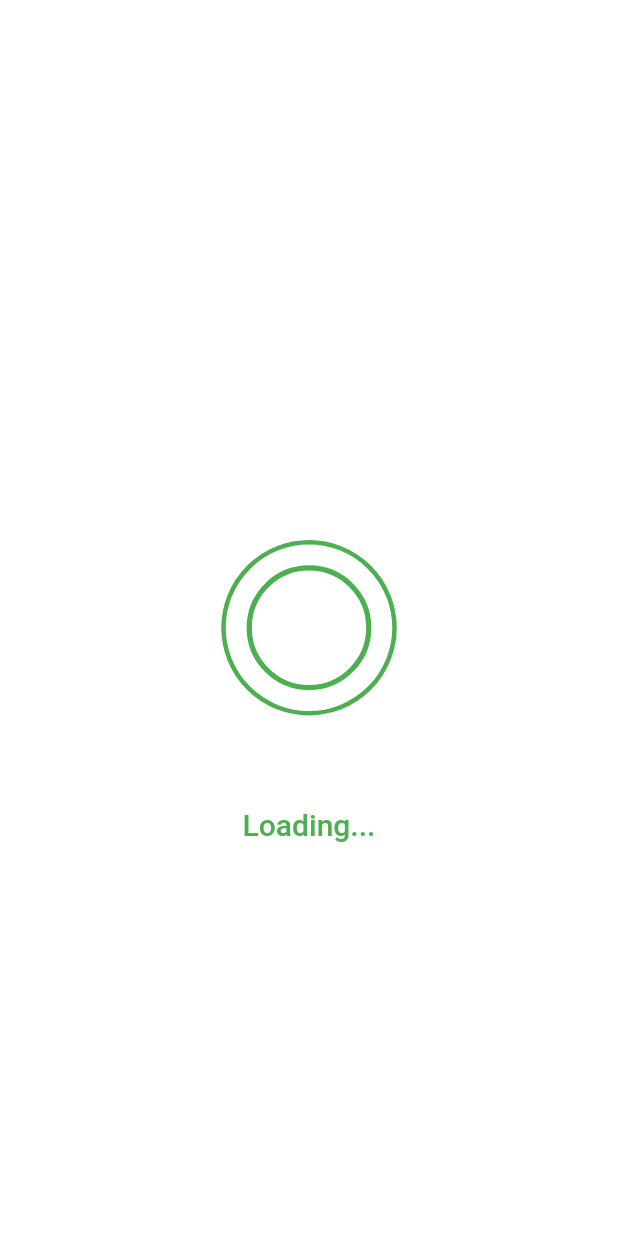
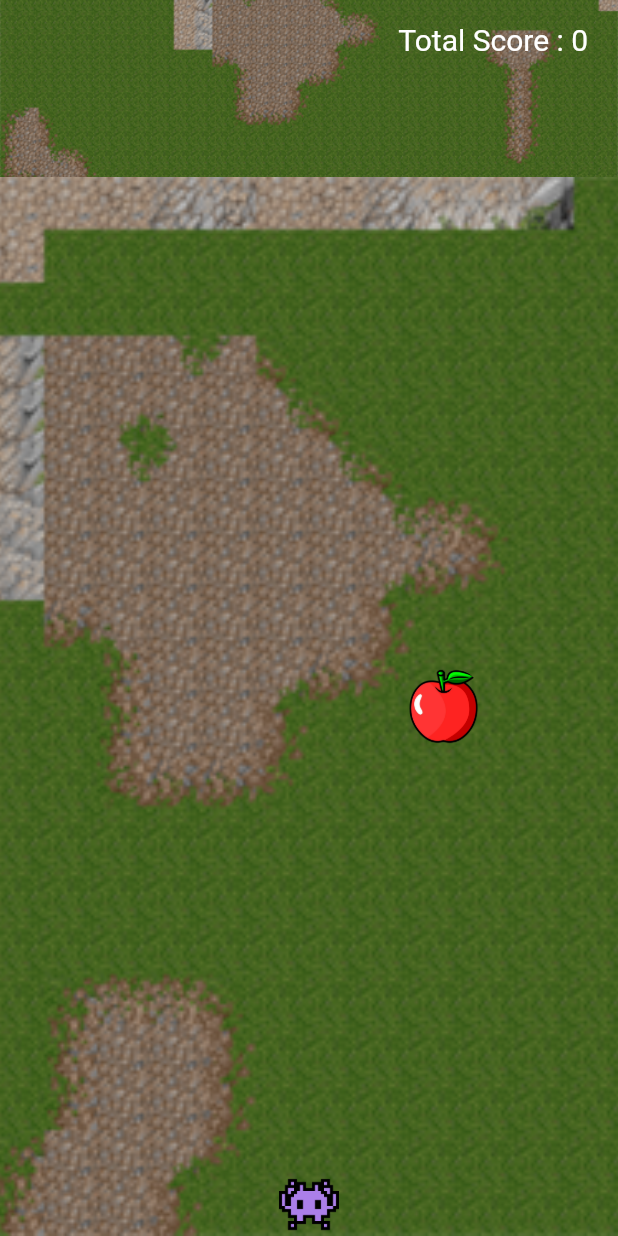
Before and after one commit to anasnaji25/animator, a Flutter app: the screen it shows after launch, on a phone screen of 412 x 824 dp. Run offline on Flutter 3.47's test engine with Material 2 defaults, Android fonts, the light colour scheme and no system bars.

Commit message:
game added

```diff
--- /dev/null
+++ b/lib/game_screens/home_game_view.dart
@@ -0,0 +1,181 @@
+import 'dart:math';
+
+import 'package:flutter/material.dart';
+import 'package:flutter/services.dart';
+
+class HomegameView extends StatefulWidget {
+  const HomegameView({super.key});
+
+  @override
+  State<HomegameView> createState() => _HomegameViewState();
+}
+
+class _HomegameViewState extends State<HomegameView> {
+  double playerX = 0.0;
+  double playerY = 1.0;
+
+  double ballX = 0.5;
+  double ballY = 0.0;
+
+  int score = 0;
+
+  Random rnd = Random();
+
+  int fImage = 0;
+
+  List images = [
+    "apple2.png",
+    "cherry5.png",
+    "grape1.png",
+    "grape4.png",
+    "water_lemon3.png"
+  ];
+
+  moveRight() {
+    setState(() {
+      playerX += 0.1;
+    });
+    getOffSet();
+  }
+
+  moveUP() {
+    setState(() {
+      playerY = playerY - 0.1;
+    });
+    getOffSet();
+  }
+
+  moveDown() {
+    setState(() {
+      playerY += 0.1;
+    });
+    getOffSet();
+  }
+
+  moveLeft() {
+    setState(() {
+      playerX -= 0.1;
+    });
+    getOffSet();
+  }
+
+  getOffSet() {
+    var playersoffset = Offset(playerX, playerY);
+    var balloffset = Offset(ballX, ballY);
+
+    print("player is $playerX , ${playerY.toStringAsFixed(1)}");
+    print("ball is $ballX , $ballY");
+
+    if (playerX.toStringAsFixed(1) == ballX.toStringAsFixed(1) &&
+        playerY.toStringAsFixed(1) == ballY.toStringAsFixed(1)) {
+      print("ball eaten");
+      changeBall();
+    }
+  }
+
+  changeBall() {
+    int x = rnd.nextInt(10 - 0);
+    int y = rnd.nextInt(10 - 0);
+    int z = rnd.nextInt(5);
+
+
+
+    setState(() {
+      ballX = x / 10;
+      ballY = y / 10;
+      score += 1;
+      fImage = z;
+    });
+  }
+
+  @override
+  Widget build(BuildContext context) {
+    return Scaffold(
+      body: RawKeyboardListener(
+        focusNode: FocusNode(),
+        autofocus: true,
+        onKey: (value) {
+          if (value.isKeyPressed(LogicalKeyboardKey.arrowLeft)) {
+            moveLeft();
+          } else if (value.isKeyPressed(LogicalKeyboardKey.arrowRight)) {
+            moveRight();
+          } else if (value.isKeyPressed(LogicalKeyboardKey.arrowUp)) {
+            moveUP();
+          } else if (value.isKeyPressed(LogicalKeyboardKey.arrowDown)) {
+            moveDown();
+          }
+        },
+        child: Column(
+          children: [
+            Expanded(
+              flex: 1,
+              child: Container(
+                decoration: const BoxDecoration(
+                    image: DecorationImage(
+                        image: AssetImage("assets/images/game_background.png"),
+                        fit: BoxFit.cover)),
+                child: Padding(
+                  padding: const EdgeInsets.only(top: 15, right: 20),
+                  child: Row(
+                    mainAxisAlignment: MainAxisAlignment.spaceBetween,
+                    children: [
+                      Container(
+                        height: 5,
+                      ),
+                      Column(
+                        children: [
+                          Text(
+                            "Total Score : $score",
+                            style: TextStyle(color: Colors.white, fontSize: 20),
+                          )
+                        ],
+                      )
+                    ],
+                  ),
+                ),
+              ),
+            ),
+            Expanded(
+              flex: 6,
+              child: Container(
+                decoration: const BoxDecoration(
+                    image: DecorationImage(
+                        image: AssetImage("assets/images/game_background.png"),
+                        fit: BoxFit.cover)),
+                child: Center(
+                  child: Stack(children: [
+                    Container(
+                      alignment: Alignment(playerX, playerY),
+                      child: Container(
+                        height: 40,
+                        width: 40,
+                        decoration: BoxDecoration(
+                            image: const DecorationImage(
+                                image:
+                                    AssetImage("assets/images/charecter.png")),
+                            borderRadius: BorderRadius.circular(10)),
+                      ),
+                    ),
+                    Container(
+                      alignment: Alignment(ballX, ballY),
+                      child: Container(
+                        height: 50,
+                        width: 50,
+                        decoration: BoxDecoration(
+                            image: DecorationImage(
+                                image: AssetImage(
+                                    "assets/images/${images[fImage]}"),
+                                fit: BoxFit.cover),
+                            borderRadius: BorderRadius.circular(20)),
+                      ),
+                    )
+                  ]),
+                ),
+              ),
+            ),
+          ],
+        ),
+      ),
+    );
+  }
+}
--- a/lib/main.dart
+++ b/lib/main.dart
@@ -1,3 +1,4 @@
+import 'package:animator/game_screens/home_game_view.dart';
 import 'package:animator/home_page/home_page.dart';
 import 'package:flutter/material.dart';
 
@@ -11,12 +12,12 @@ class MyApp extends StatelessWidget {
   @override
   Widget build(BuildContext context) {
     return MaterialApp(
-      title: 'Flutter Demo',
+      title: 'Flutter game',
+      debugShowCheckedModeBanner: false,
       theme: ThemeData(
-
         primarySwatch: Colors.blue,
       ),
-      home:  LoadingPage(),
+      home: const HomegameView(),
     );
   }
 }
--- a/pubspec.yaml
+++ b/pubspec.yaml
@@ -60,9 +60,8 @@ flutter:
   uses-material-design: true
 
   # To add assets to your application, add an assets section, like this:
-  # assets:
-  #   - images/a_dot_burr.jpeg
-  #   - images/a_dot_ham.jpeg
+  assets:
+    - assets/images/
 
   # An image asset can refer to one or more resolution-specific "variants", see
   # https://flutter.dev/assets-and-images/#resolution-aware
```
Also changed, not shown: assets/images/apple2.png (added), assets/images/charecter.png (added), assets/images/cherry5.png (added), assets/images/game_background.png (added), assets/images/grape1.png (added), assets/images/grape4.png (added), assets/images/water_lemon3.png (added).
